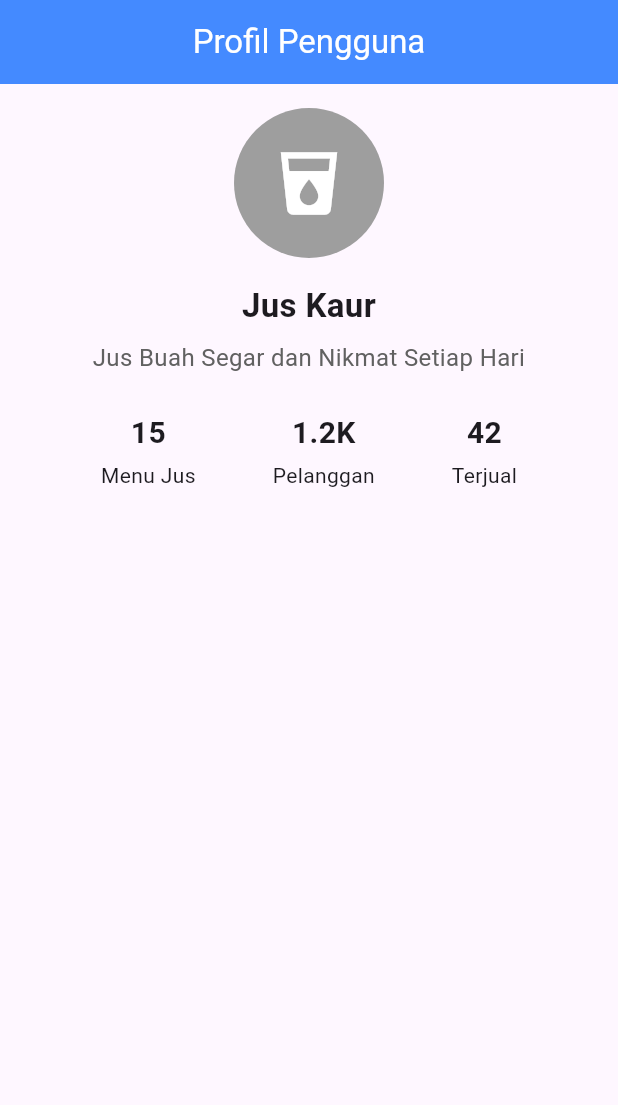
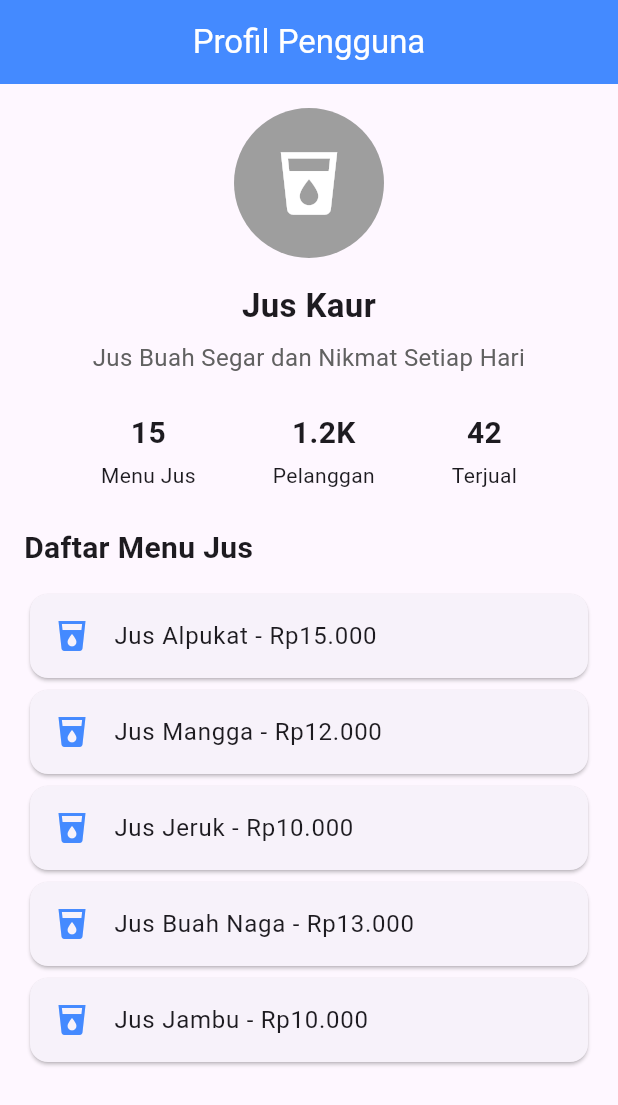
Before and after one commit to aldiansy10/latihan5-AM, a Flutter app: the screen it shows after launch, on a phone screen of 412 x 824 dp. Shown: the top 1105 px of the screen. Run offline on Flutter 3.47's test engine with Material 3 defaults, Android fonts, the phone set to English and light mode, and no system bars.

Commit message:
feat: add juice menu list using ListView.builder

```diff
--- a/lib/main.dart
+++ b/lib/main.dart
@@ -2,10 +2,7 @@ import 'package:flutter/material.dart';
 
 void main() {
   runApp(
-    const MaterialApp(
-      debugShowCheckedModeBanner: false,
-      home: ProfilePage(),
-    ),
+    const MaterialApp(debugShowCheckedModeBanner: false, home: ProfilePage()),
   );
 }
 
@@ -16,6 +13,14 @@ class ProfilePage extends StatelessWidget {
   Widget build(BuildContext context) {
     final String userName = 'Jus Kaur';
     final String role = 'Jus Buah Segar dan Nikmat Setiap Hari';
+
+    final List<String> experiences = [
+      'Jus Alpukat - Rp15.000',
+      'Jus Mangga - Rp12.000',
+      'Jus Jeruk - Rp10.000',
+      'Jus Buah Naga - Rp13.000',
+      'Jus Jambu - Rp10.000',
+    ];
 
     return Scaffold(
       appBar: AppBar(
@@ -31,13 +36,10 @@ class ProfilePage extends StatelessWidget {
             const CircleAvatar(
               radius: 50,
               backgroundColor: Colors.grey,
-              child: Icon(
-                Icons.local_drink,
-                size: 50,
-                color: Colors.white,
-              ),
+              child: Icon(Icons.local_drink, size: 50, color: Colors.white),
             ),
             const SizedBox(height: 16),
+
             Column(
               children: [
                 Text(
@@ -51,33 +53,51 @@ class ProfilePage extends StatelessWidget {
                 const SizedBox(height: 8),
                 Text(
                   role,
-                  style: TextStyle(
-                    fontSize: 16,
-                    color: Colors.grey[700],
-                  ),
+                  style: TextStyle(fontSize: 16, color: Colors.grey[700]),
                   textAlign: TextAlign.center,
                 ),
               ],
             ),
+
             const SizedBox(height: 24),
 
             // Statistik usaha Jus Kaur
             Row(
               mainAxisAlignment: MainAxisAlignment.spaceEvenly,
               children: const [
-                StatItem(
-                  jumlah: '15',
-                  judul: 'Menu Jus',
-                ),
-                StatItem(
-                  jumlah: '1.2K',
-                  judul: 'Pelanggan',
-                ),
-                StatItem(
-                  jumlah: '42',
-                  judul: 'Terjual',
-                ),
+                StatItem(jumlah: '15', judul: 'Menu Jus'),
+                StatItem(jumlah: '1.2K', judul: 'Pelanggan'),
+                StatItem(jumlah: '42', judul: 'Terjual'),
               ],
+            ),
+
+            const SizedBox(height: 24),
+
+            const Align(
+              alignment: Alignment.centerLeft,
+              child: Text(
+                'Daftar Menu Jus',
+                style: TextStyle(fontSize: 20, fontWeight: FontWeight.bold),
+              ),
+            ),
+
+            const SizedBox(height: 12),
+
+            Expanded(
+              child: ListView.builder(
+                itemCount: experiences.length,
+                itemBuilder: (context, index) {
+                  return Card(
+                    child: ListTile(
+                      leading: const Icon(
+                        Icons.local_drink,
+                        color: Colors.blueAccent,
+                      ),
+                      title: Text(experiences[index]),
+                    ),
+                  );
+                },
+              ),
             ),
           ],
         ),
@@ -90,11 +110,7 @@ class StatItem extends StatelessWidget {
   final String jumlah;
   final String judul;
 
-  const StatItem({
-    super.key,
-    required this.jumlah,
-    required this.judul,
-  });
+  const StatItem({super.key, required this.jumlah, required this.judul});
 
   @override
   Widget build(BuildContext context) {
@@ -102,18 +118,10 @@ class StatItem extends StatelessWidget {
       children: [
         Text(
           jumlah,
-          style: const TextStyle(
-            fontSize: 20,
-            fontWeight: FontWeight.bold,
-          ),
+          style: const TextStyle(fontSize: 20, fontWeight: FontWeight.bold),
         ),
         const SizedBox(height: 4),
-        Text(
-          judul,
-          style: const TextStyle(
-            fontSize: 14,
-          ),
-        ),
+        Text(judul, style: const TextStyle(fontSize: 14)),
       ],
     );
   }
```
